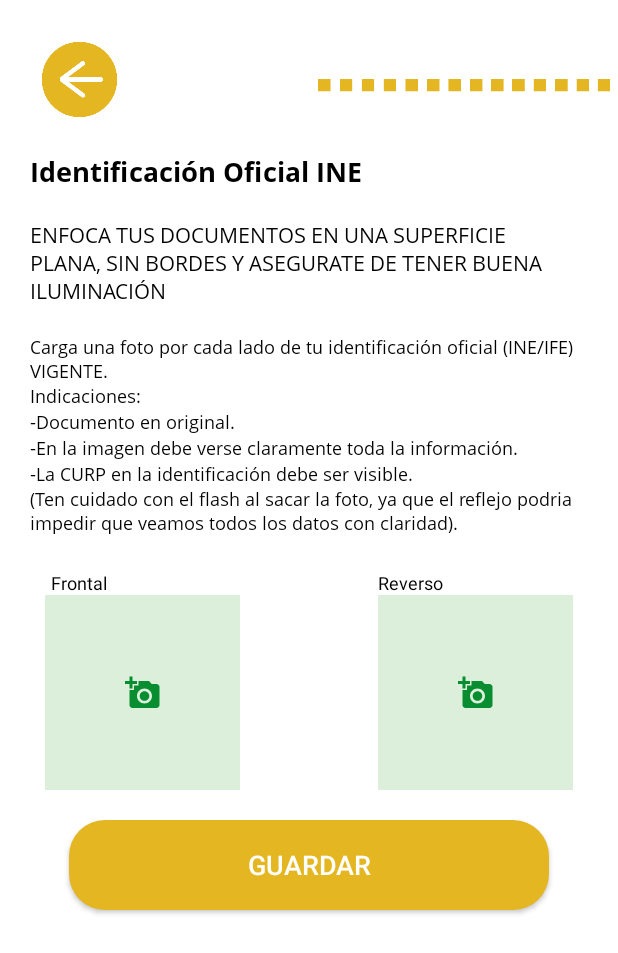
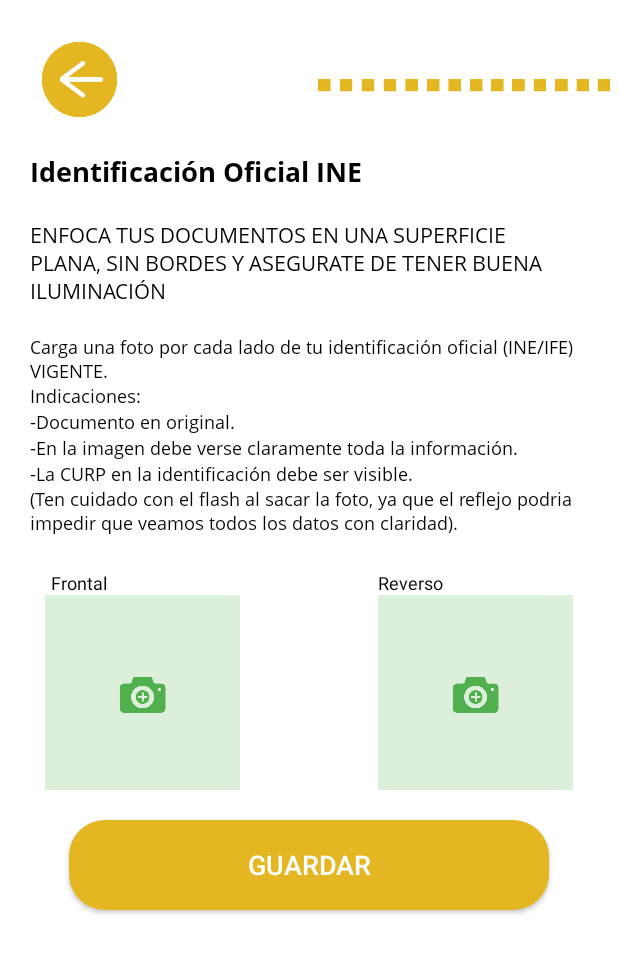
Before and after one commit to tutumAlejandro/TutumConductorV2, an Android app: the MainCapturaIne screen opened directly, with no data from a screen before it, on a phone screen of 412 x 824 dp. Shown: the top 953 px of the screen. Run offline under Robolectric (Android 15) with nearby library versions, the light colour scheme and no system bars.

Commit message:
Actualizacion 24-05-2021

```diff
--- a/app/src/main/res/layout/activity_main_captura_ine.xml
+++ b/app/src/main/res/layout/activity_main_captura_ine.xml
@@ -138,29 +138,27 @@
                 android:layout_width="match_parent"
                 android:layout_height="wrap_content">
 
-                <ImageButton
+                <ImageView
                     android:id="@+id/btn_frontal_ine"
                     android:layout_width="@dimen/width_img_camera"
                     android:layout_height="@dimen/heigth_img_camara"
                     android:layout_marginStart="@dimen/margin_img_camara_border"
                     android:layout_marginTop="@dimen/margin_img_camra_top"
-                    android:background="@color/fondo_captura_img"
                     android:contentDescription="@string/imagenes"
                     app:layout_constraintStart_toStartOf="parent"
                     app:layout_constraintTop_toTopOf="parent"
-                    app:srcCompat="@drawable/ic_baseline_add_a_photo_24" />
+                    app:srcCompat="@drawable/img_camara_tutum" />
 
-                <ImageButton
+                <ImageView
                     android:id="@+id/btn_reverso_ine"
                     android:layout_width="@dimen/width_img_camera"
                     android:layout_height="@dimen/heigth_img_camara"
                     android:layout_marginTop="@dimen/margin_img_camra_top"
                     android:layout_marginEnd="@dimen/margin_img_camara_border"
-                    android:background="@color/fondo_captura_img"
                     android:contentDescription="@string/imagenes"
                     app:layout_constraintEnd_toEndOf="parent"
                     app:layout_constraintTop_toTopOf="parent"
-                    app:srcCompat="@drawable/ic_baseline_add_a_photo_24" />
+                    app:srcCompat="@drawable/img_camara_tutum" />
 
                 <TextView
                     android:id="@+id/txt_frontal_licencia"
```
Also changed, not shown: app/src/main/java/com/example/tutumconductorv2/Registro/documentos_conductor/MainCapturaIne.java (+32 -1 lines).
